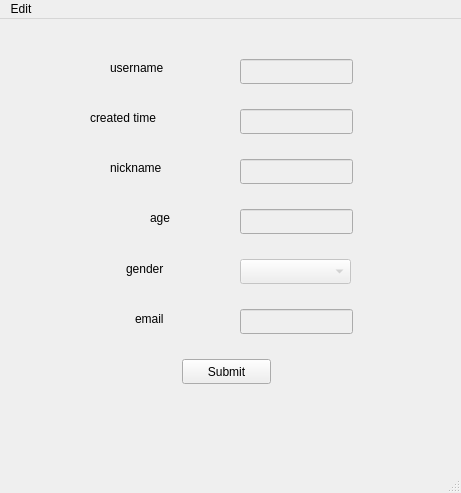
Before: the Qt Designer form Client/QChatClient/personal_info_window.ui in billsjchw/ChatRoom, drawn with Qt 5.
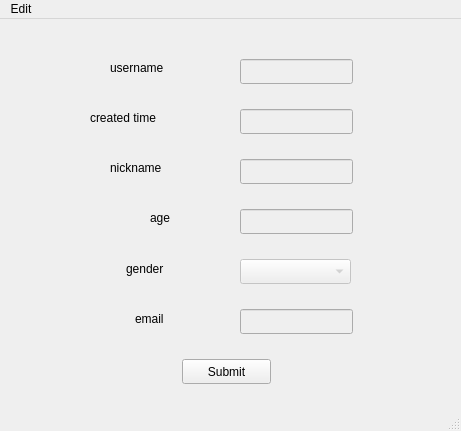
After: the same form once the commit is applied.

```diff
--- a/Client/QChatClient/personal_info_window.ui
+++ b/Client/QChatClient/personal_info_window.ui
@@ -7,7 +7,7 @@
     <x>0</x>
     <y>0</y>
     <width>461</width>
-    <height>493</height>
+    <height>431</height>
    </rect>
   </property>
   <property name="windowTitle">
@@ -208,7 +208,7 @@
     <property name="geometry">
      <rect>
       <x>120</x>
-      <y>390</y>
+      <y>340</y>
       <width>221</width>
       <height>20</height>
      </rect>
```
